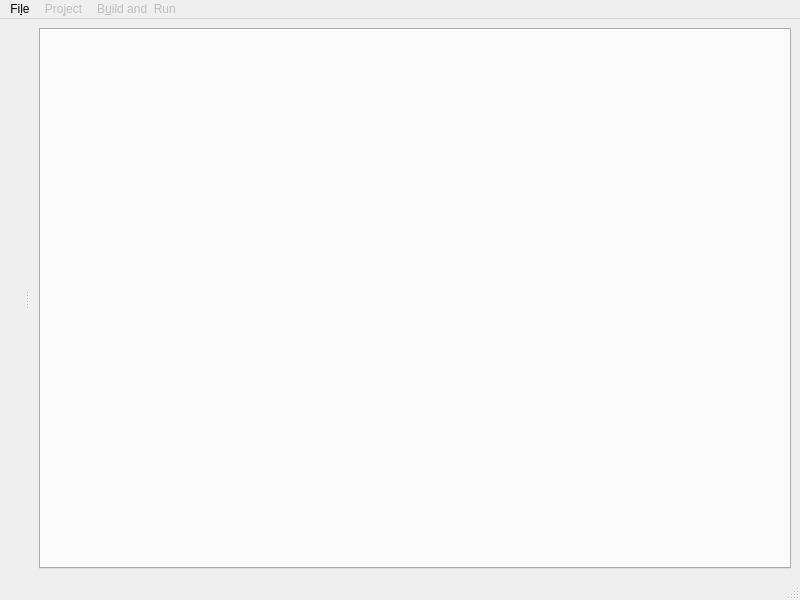
Old version of the form Designer/mainwindow.ui in the repository amentis/NETDesigner.
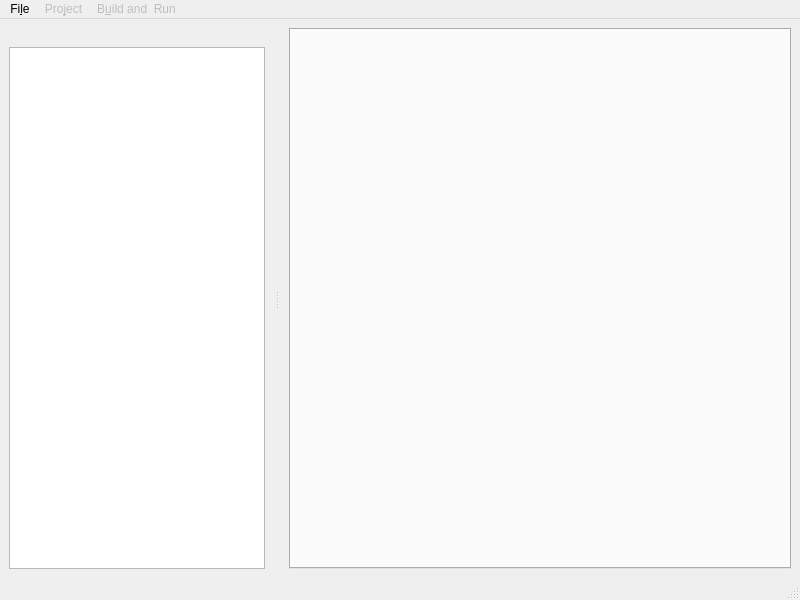
New version of the form.

Commit message: Started implementing net management procedures

```diff
--- a/Designer/mainwindow.ui
+++ b/Designer/mainwindow.ui
@@ -83,13 +83,67 @@
   </widget>
   <widget class="QStatusBar" name="statusbar"/>
   <widget class="QDockWidget" name="NetsDockWidget">
+   <property name="sizePolicy">
+    <sizepolicy hsizetype="Expanding" vsizetype="Preferred">
+     <horstretch>0</horstretch>
+     <verstretch>0</verstretch>
+    </sizepolicy>
+   </property>
+   <property name="minimumSize">
+    <size>
+     <width>36</width>
+     <height>117</height>
+    </size>
+   </property>
+   <property name="maximumSize">
+    <size>
+     <width>500</width>
+     <height>524287</height>
+    </size>
+   </property>
+   <property name="baseSize">
+    <size>
+     <width>300</width>
+     <height>0</height>
+    </size>
+   </property>
    <property name="features">
-    <set>QDockWidget::DockWidgetMovable</set>
+    <set>QDockWidget::NoDockWidgetFeatures</set>
    </property>
    <attribute name="dockWidgetArea">
     <number>1</number>
    </attribute>
-   <widget class="QWidget" name="netsDockWidget"/>
+   <widget class="QWidget" name="netsDockWidget">
+    <property name="sizePolicy">
+     <sizepolicy hsizetype="Expanding" vsizetype="Preferred">
+      <horstretch>0</horstretch>
+      <verstretch>0</verstretch>
+     </sizepolicy>
+    </property>
+    <property name="minimumSize">
+     <size>
+      <width>30</width>
+      <height>0</height>
+     </size>
+    </property>
+    <property name="maximumSize">
+     <size>
+      <width>600</width>
+      <height>16777215</height>
+     </size>
+    </property>
+    <property name="baseSize">
+     <size>
+      <width>300</width>
+      <height>0</height>
+     </size>
+    </property>
+    <layout class="QHBoxLayout" name="horizontalLayout_2">
+     <item>
+      <widget class="QListView" name="netsListView"/>
+     </item>
+    </layout>
+   </widget>
   </widget>
   <action name="actionNew_Project">
    <property name="text">
```
The commit also changes 2 other files.
